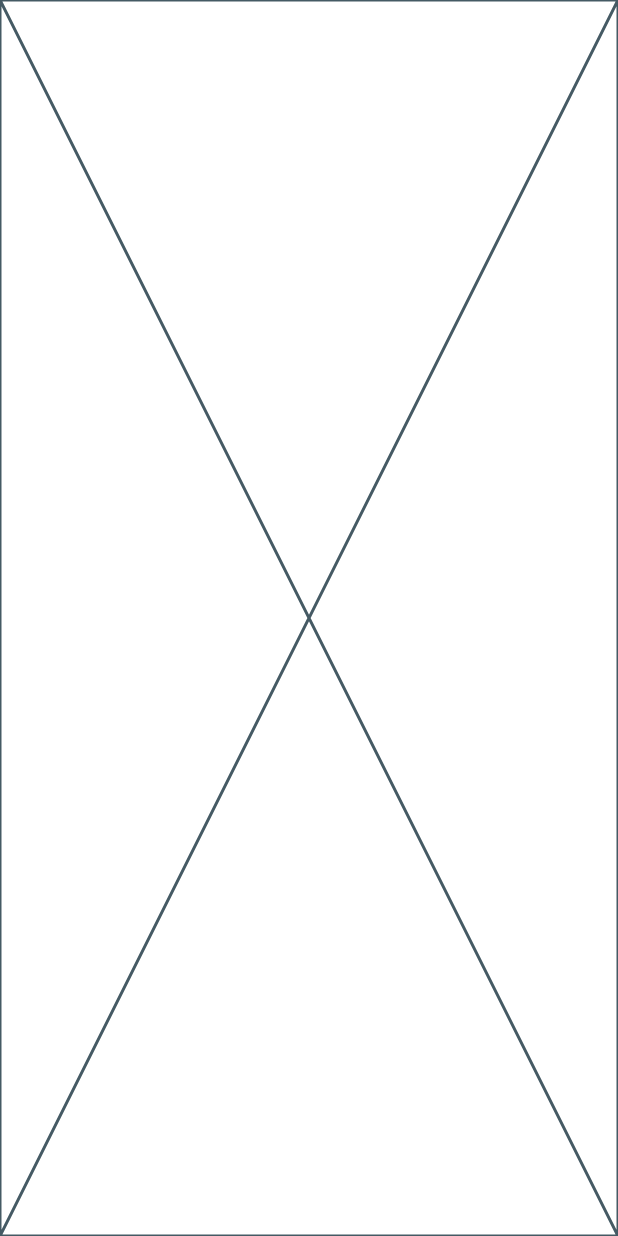
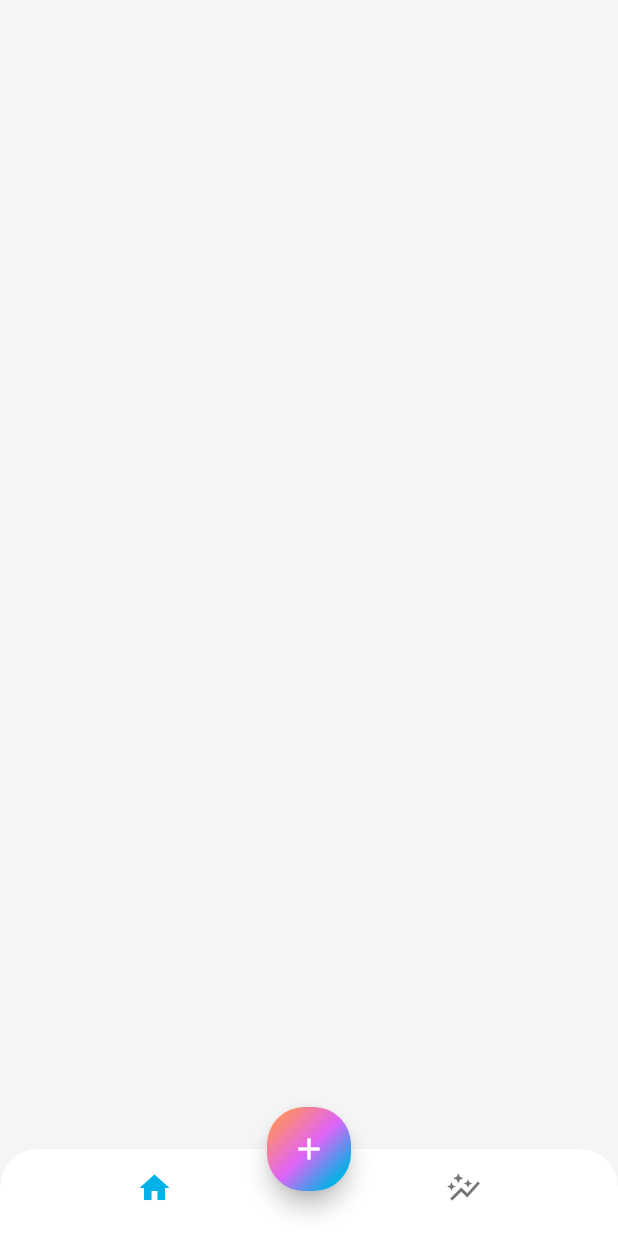
Before and after one commit to 4bhisheksharma/khutruke-app, a Flutter app: the screen it shows after launch, on a phone screen of 412 x 824 dp. Run offline on Flutter 3.47's test engine with Material 3 defaults, Android fonts, the phone set to English and light mode, and no system bars.

Commit message:
feat: implement HomeScreen layout with AppBar, BottomNavigationBar, and FloatingActionButton

```diff
--- a/lib/screens/home/views/home_screen.dart
+++ b/lib/screens/home/views/home_screen.dart
@@ -1,10 +1,50 @@
 import 'package:flutter/material.dart';
+import 'dart:math';
 
 class HomeScreen extends StatelessWidget {
   const HomeScreen({super.key});
 
   @override
   Widget build(BuildContext context) {
-    return const Placeholder();
+    return Scaffold(
+      appBar: AppBar(),
+      bottomNavigationBar: ClipRRect(
+        borderRadius: BorderRadius.vertical(top: Radius.circular(25)),
+        child: BottomNavigationBar(
+          backgroundColor: Colors.white,
+          showSelectedLabels: false,
+          showUnselectedLabels: false,
+
+          items: [
+            BottomNavigationBarItem(icon: Icon(Icons.home), label: 'Home'),
+            BottomNavigationBarItem(
+              icon: Icon(Icons.auto_graph_sharp),
+              label: 'Stats',
+            ),
+          ],
+        ),
+      ),
+      floatingActionButtonLocation: FloatingActionButtonLocation.centerDocked,
+      floatingActionButton: FloatingActionButton(
+        shape: CircleBorder(),
+        onPressed: () {},
+        child: Container(
+          width: 80,
+          height: 80,
+          decoration: BoxDecoration(
+            borderRadius: BorderRadius.circular(25),
+            gradient: LinearGradient(
+              colors: [
+                Theme.of(context).colorScheme.tertiary,
+                Theme.of(context).colorScheme.secondary,
+                Theme.of(context).colorScheme.primary,
+              ],
+              transform: GradientRotation(pi / 4),
+            ),
+          ),
+          child: Icon(Icons.add),
+        ),
+      ),
+    );
   }
 }
```
